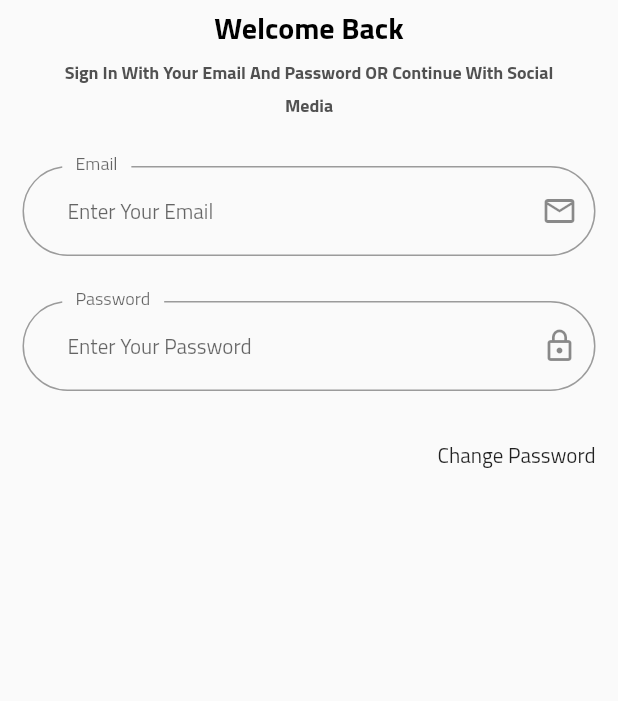
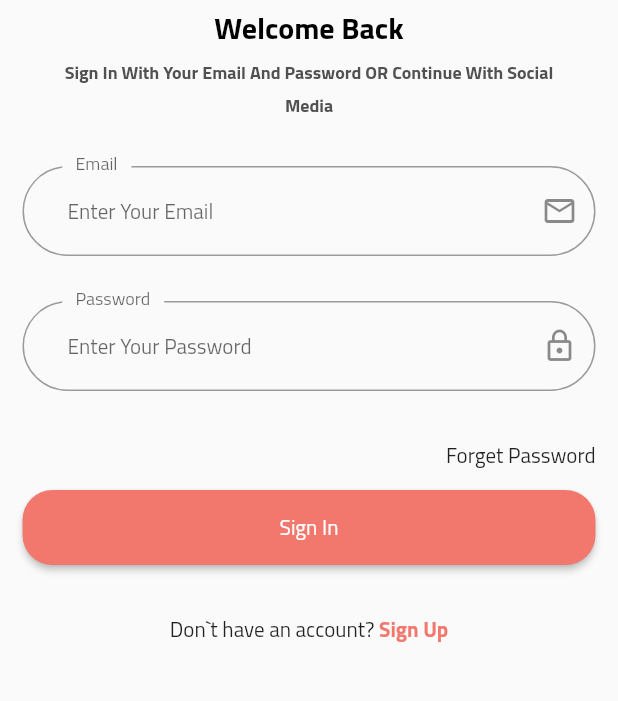
Before and after one commit to thekasho/storeapp, a Flutter app: the Login screen opened by its route, on a phone screen of 412 x 824 dp, the part 362-1063 px from its top. Run offline on Flutter 3.47's test engine with Material 2 defaults, Android fonts, the phone set to English and light mode, and no system bars; our stand-ins replace get, shared_preferences; accounts and stored records are empty; project files that could hold a hidden picture were left out.

Commit message:
creating login form part 4

```diff
--- a/lib/veiw/screen/auth/login.dart
+++ b/lib/veiw/screen/auth/login.dart
@@ -2,6 +2,7 @@ import 'package:flutter/material.dart';
 import 'package:get/get.dart';
 
 import 'package:storefull/core/constant/colors.dart';
+import '../../widget/auth/custombuttonauth.dart';
 import '../../widget/auth/customtextbodyauth.dart';
 import '../../widget/auth/customtextformauth.dart';
 import '../../widget/auth/customtexttitleauth.dart';
@@ -29,7 +30,10 @@ class Login extends StatelessWidget {
           children: [
             LogoAuth(),
             CustomTextTitleAuth(text: "2".tr),
-            const CustomTextBodyAuth(text: "Sign In With Your Email And Password OR Continue With Social Media",),
+            const CustomTextBodyAuth(
+              text:
+                  "Sign In With Your Email And Password OR Continue With Social Media",
+            ),
             const SizedBox(height: 30),
             CustomTextFormAuth(
               hinttext: "5".tr,
@@ -41,8 +45,27 @@ class Login extends StatelessWidget {
               labeltext: "4".tr,
               iconData: Icons.lock_outline,
             ),
-            const Text("Change Password", textAlign: TextAlign.end,),
-
+            const Text(
+              "Forget Password",
+              textAlign: TextAlign.end,
+            ),
+            CustomButtonAuth(text: 'Sign In', onPressed: () {}),
+            const SizedBox(height: 30),
+            const Row(
+              mainAxisAlignment: MainAxisAlignment.center,
+              children: [
+                Text("Don`t have an account?"),
+                InkWell(
+                  child: Text(
+                    " Sign Up",
+                    style: TextStyle(
+                      color: AppColor.primaryColor,
+                      fontWeight: FontWeight.bold,
+                    ),
+                  ),
+                ),
+              ],
+            ),
           ],
         ),
       ),
--- /dev/null
+++ b/lib/veiw/widget/auth/custombuttonauth.dart
@@ -0,0 +1,25 @@
+import 'package:flutter/material.dart';
+import 'package:storefull/core/constant/colors.dart';
+
+class CustomButtonAuth extends StatelessWidget {
+  final String text;
+  final void Function()? onPressed;
+
+  const CustomButtonAuth({Key? key, required this.text, this.onPressed})
+      : super(key: key);
+
+  @override
+  Widget build(BuildContext context) {
+    return Container(
+      margin: const EdgeInsets.only(top: 10.0),
+      child: MaterialButton(
+        shape: RoundedRectangleBorder(borderRadius: BorderRadius.circular(20.0)),
+        padding: const EdgeInsetsDirectional.symmetric(vertical: 12.0),
+        onPressed: onPressed,
+        color: AppColor.primaryColor,
+        textColor: Colors.white,
+        child: Text(text),
+      ),
+    );
+  }
+}
```
